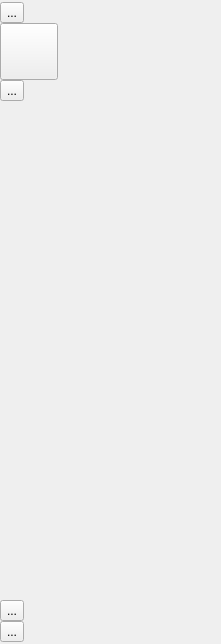
Old version of the form src/GUI/sideMenu/sideMenuWidget.ui in the repository firemeatman/C-Light-IDE.
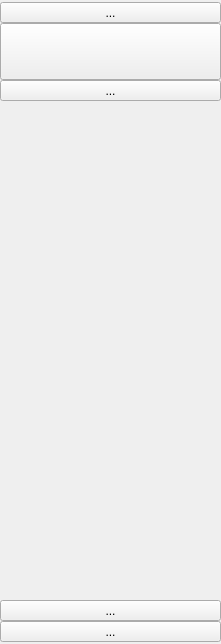
New version of the form. Icons and pictures are not drawn.

The edit to the form file:
```diff
--- a/src/GUI/sideMenu/sideMenuWidget.ui
+++ b/src/GUI/sideMenu/sideMenuWidget.ui
@@ -11,7 +11,7 @@
    </rect>
   </property>
   <property name="sizePolicy">
-   <sizepolicy hsizetype="Expanding" vsizetype="Expanding">
+   <sizepolicy hsizetype="Preferred" vsizetype="Expanding">
     <horstretch>0</horstretch>
     <verstretch>0</verstretch>
    </sizepolicy>
@@ -75,6 +75,9 @@
 </string>
   </property>
   <layout class="QVBoxLayout" name="verticalLayout_4">
+   <property name="spacing">
+    <number>7</number>
+   </property>
    <property name="leftMargin">
     <number>0</number>
    </property>
@@ -96,11 +99,14 @@
       </sizepolicy>
      </property>
      <layout class="QVBoxLayout" name="verticalLayout_3">
+      <property name="spacing">
+       <number>2</number>
+      </property>
       <property name="leftMargin">
        <number>0</number>
       </property>
       <property name="topMargin">
-       <number>0</number>
+       <number>2</number>
       </property>
       <property name="rightMargin">
        <number>0</number>
@@ -127,7 +133,7 @@
           <number>0</number>
          </property>
          <property name="topMargin">
-          <number>2</number>
+          <number>0</number>
          </property>
          <property name="rightMargin">
           <number>0</number>
@@ -137,6 +143,12 @@
          </property>
          <item>
           <widget class="QToolButton" name="toolButton">
+           <property name="sizePolicy">
+            <sizepolicy hsizetype="Expanding" vsizetype="Preferred">
+             <horstretch>0</horstretch>
+             <verstretch>0</verstretch>
+            </sizepolicy>
+           </property>
            <property name="styleSheet">
             <string notr="true"/>
            </property>
@@ -158,7 +170,7 @@
          <item>
           <widget class="QToolButton" name="toolButton_2">
            <property name="sizePolicy">
-            <sizepolicy hsizetype="Fixed" vsizetype="Fixed">
+            <sizepolicy hsizetype="Expanding" vsizetype="Preferred">
              <horstretch>0</horstretch>
              <verstretch>0</verstretch>
             </sizepolicy>
@@ -180,6 +192,12 @@
          </item>
          <item>
           <widget class="QToolButton" name="toolButton_4">
+           <property name="sizePolicy">
+            <sizepolicy hsizetype="Expanding" vsizetype="Preferred">
+             <horstretch>0</horstretch>
+             <verstretch>0</verstretch>
+            </sizepolicy>
+           </property>
            <property name="text">
             <string>...</string>
            </property>
@@ -214,7 +232,7 @@
    <item>
     <widget class="QWidget" name="widget_2" native="true">
      <property name="sizePolicy">
-      <sizepolicy hsizetype="Expanding" vsizetype="Fixed">
+      <sizepolicy hsizetype="Preferred" vsizetype="Fixed">
        <horstretch>0</horstretch>
        <verstretch>0</verstretch>
       </sizepolicy>
@@ -237,6 +255,12 @@
       </property>
       <item>
        <widget class="QToolButton" name="toolButton_6">
+        <property name="sizePolicy">
+         <sizepolicy hsizetype="Expanding" vsizetype="Preferred">
+          <horstretch>0</horstretch>
+          <verstretch>0</verstretch>
+         </sizepolicy>
+        </property>
         <property name="styleSheet">
          <string notr="true"/>
         </property>
@@ -257,6 +281,12 @@
       </item>
       <item>
        <widget class="QToolButton" name="toolButton_5">
+        <property name="sizePolicy">
+         <sizepolicy hsizetype="Expanding" vsizetype="Preferred">
+          <horstretch>0</horstretch>
+          <verstretch>0</verstretch>
+         </sizepolicy>
+        </property>
         <property name="styleSheet">
          <string notr="true"/>
         </property>
```
